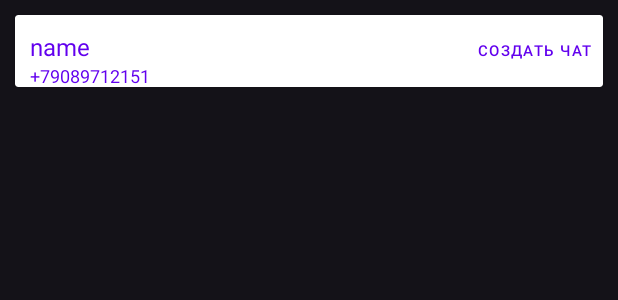
After one commit to 3REAPER/messenger, an Android app: the layout item_rv_contact.xml on its own in the app's theme, with its tools: preview values and no code run, on a phone screen of 412 x 824 dp. The commit adds this screen. Shown: the top 300 px of the screen. Run offline under Robolectric (Android 15) with nearby library versions, the light colour scheme and no system bars; network calls fail.

Commit message:
create Contact

```diff
--- a/app/src/main/AndroidManifest.xml
+++ b/app/src/main/AndroidManifest.xml
@@ -3,6 +3,7 @@
     package="ru.pervukhin.messanger">
 
     <uses-permission android:name="android.permission.INTERNET" />
+    <uses-permission android:name="android.permission.READ_CONTACTS" />
 
     <application
         android:name=".App"
--- /dev/null
+++ b/app/src/main/java/ru/pervukhin/messanger/fragments/contactList/ContactListViewModel.kt
@@ -0,0 +1,6 @@
+package ru.pervukhin.messanger.fragments.contactList
+
+import androidx.lifecycle.ViewModel
+
+class ContactListViewModel : ViewModel() {
+}
--- /dev/null
+++ b/app/src/main/res/layout/item_rv_contact.xml
@@ -0,0 +1,47 @@
+<?xml version="1.0" encoding="utf-8"?>
+<androidx.cardview.widget.CardView xmlns:android="http://schemas.android.com/apk/res/android"
+    android:id="@+id/card_view"
+    android:layout_width="match_parent"
+    android:layout_height="48dp"
+    android:layout_marginTop="10dp"
+    android:layout_marginRight="10dp"
+    android:layout_marginLeft="10dp"
+    app:cardBackgroundColor="@color/sometimes_use"
+    xmlns:app="http://schemas.android.com/apk/res-auto">
+
+    <LinearLayout
+        android:layout_width="wrap_content"
+        android:layout_height="match_parent"
+        android:layout_marginTop="10dp"
+        android:layout_marginStart="10dp"
+        android:layout_marginLeft="10dp"
+        android:orientation="vertical">
+
+        <TextView
+            android:id="@+id/name"
+            android:layout_width="wrap_content"
+            android:layout_height="wrap_content"
+            android:textColor="@color/main"
+            android:textSize="16sp"
+            android:text="name" />
+
+        <TextView
+            android:id="@+id/number"
+            android:layout_width="wrap_content"
+            android:layout_height="wrap_content"
+            android:textColor="@color/main"
+            android:textSize="12sp"
+            android:text="+79089712151" />
+    </LinearLayout>
+
+    <Button
+        android:id="@+id/delete"
+        android:layout_width="wrap_content"
+        android:layout_height="wrap_content"
+        android:text="@string/create_chat"
+        android:textColor="@color/main"
+        android:textSize="10sp"
+        android:layout_gravity="end"
+        style="@style/Widget.MaterialComponents.Button.TextButton.Icon"/>
+
+</androidx.cardview.widget.CardView>
--- a/app/src/main/res/values/strings.xml
+++ b/app/src/main/res/values/strings.xml
@@ -1,5 +1,7 @@
 <resources>
     <string name="app_name">messanger</string>
-    <!-- TODO: Remove or change this placeholder text -->
-    <string name="hello_blank_fragment">Hello blank fragment</string>
+    <string name="wrong_password_login">Пароль или логин не верный</string>
+    <string name="wrong_login">Логин не верный</string>
+    <string name="choice_contact">Выберете контакт…</string>
+    <string name="create_chat">Создать чат</string>
 </resources>
```
Also changed, not shown: app/src/main/java/ru/pervukhin/messanger/MainActivity.kt (+11 -5 lines), app/src/main/java/ru/pervukhin/messanger/adapter/ContactAdapter.kt (added, +39 -0 lines), app/src/main/java/ru/pervukhin/messanger/fragments/contactList/ContactListFragment.kt (added, +76 -0 lines), app/src/main/java/ru/pervukhin/messanger/fragments/sign/SignFragment.kt (+6 -6 lines), app/src/main/res/layout/fragment_contact_list.xml (added, +32 -0 lines), app/src/main/res/navigation/nav_graph.xml (+12 -0 lines).
